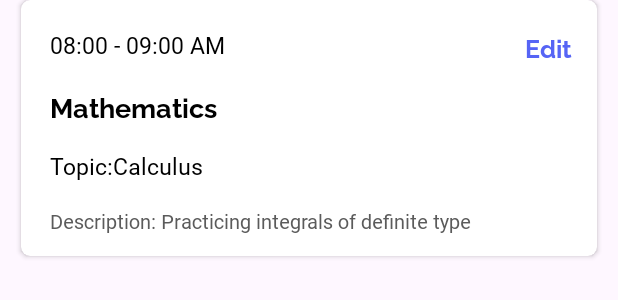
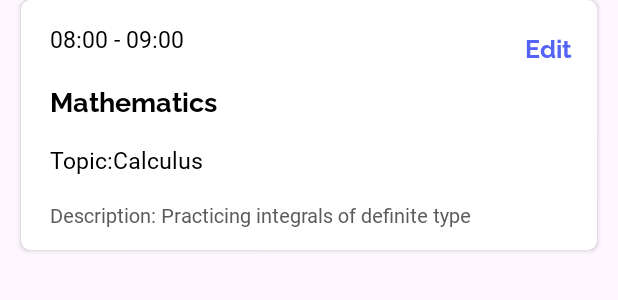
Before and after one commit to astronix1/Orbit, an Android app: the layout item_list.xml on its own in the app's theme, with its tools: preview values and no code run, on a phone screen of 412 x 824 dp. Shown: the top 300 px of the screen. Run offline under Robolectric (Android 15) with nearby library versions, the phone set to English and light mode, and no system bars.

Commit message:
made the adapter for planner recycler view

```diff
--- a/app/src/main/res/layout/item_list.xml
+++ b/app/src/main/res/layout/item_list.xml
@@ -25,13 +25,13 @@
             android:paddingBottom="@dimen/_11sdp">
 
             <TextView
-                android:id="@+id/timetxt"
+                android:id="@+id/time1txt"
                 android:layout_width="wrap_content"
                 android:layout_height="wrap_content"
                 android:layout_marginStart="@dimen/_15sdp"
-                android:layout_marginTop="@dimen/_15sdp"
+                android:layout_marginTop="@dimen/_12sdp"
                 android:fontFamily="@font/raleway_semibold"
-                android:text="08:00 - 09:00 AM"
+                android:text="08:00"
                 android:textColor="#000"
                 android:textSize="@dimen/_12ssp"
                 app:layout_constraintStart_toStartOf="parent"
@@ -49,7 +49,7 @@
                 android:textColor="#000"
                 android:textSize="@dimen/_14ssp"
                 app:layout_constraintStart_toStartOf="parent"
-                app:layout_constraintTop_toBottomOf="@+id/timetxt" />
+                app:layout_constraintTop_toBottomOf="@+id/time1txt" />
 
             <TextView
                 android:id="@+id/topictxt"
@@ -90,6 +90,31 @@
                 android:textSize="@dimen/_13ssp"
                 app:layout_constraintEnd_toEndOf="parent"
                 app:layout_constraintTop_toTopOf="parent" />
+
+            <TextView
+                android:id="@+id/textView19"
+                android:layout_width="wrap_content"
+                android:layout_height="wrap_content"
+                android:layout_marginStart="0dp"
+                android:layout_marginTop="@dimen/_12sdp"
+                android:fontFamily="@font/raleway_semibold"
+                android:text=" - "
+                android:textColor="#000"
+                android:textSize="@dimen/_12ssp"
+                app:layout_constraintStart_toEndOf="@+id/time1txt"
+                app:layout_constraintTop_toTopOf="parent" />
+
+            <TextView
+                android:id="@+id/time2txt"
+                android:layout_width="wrap_content"
+                android:layout_height="wrap_content"
+                android:layout_marginTop="@dimen/_12sdp"
+                android:fontFamily="@font/raleway_semibold"
+                android:text="09:00"
+                android:textColor="#000"
+                android:textSize="@dimen/_12ssp"
+                app:layout_constraintStart_toEndOf="@+id/textView19"
+                app:layout_constraintTop_toTopOf="parent" />
         </androidx.constraintlayout.widget.ConstraintLayout>
     </androidx.cardview.widget.CardView>
 </androidx.constraintlayout.widget.ConstraintLayout>
```
Also changed, not shown: app/src/main/java/com/example/myapp/planner_adapter.kt (+68 -1 lines).
